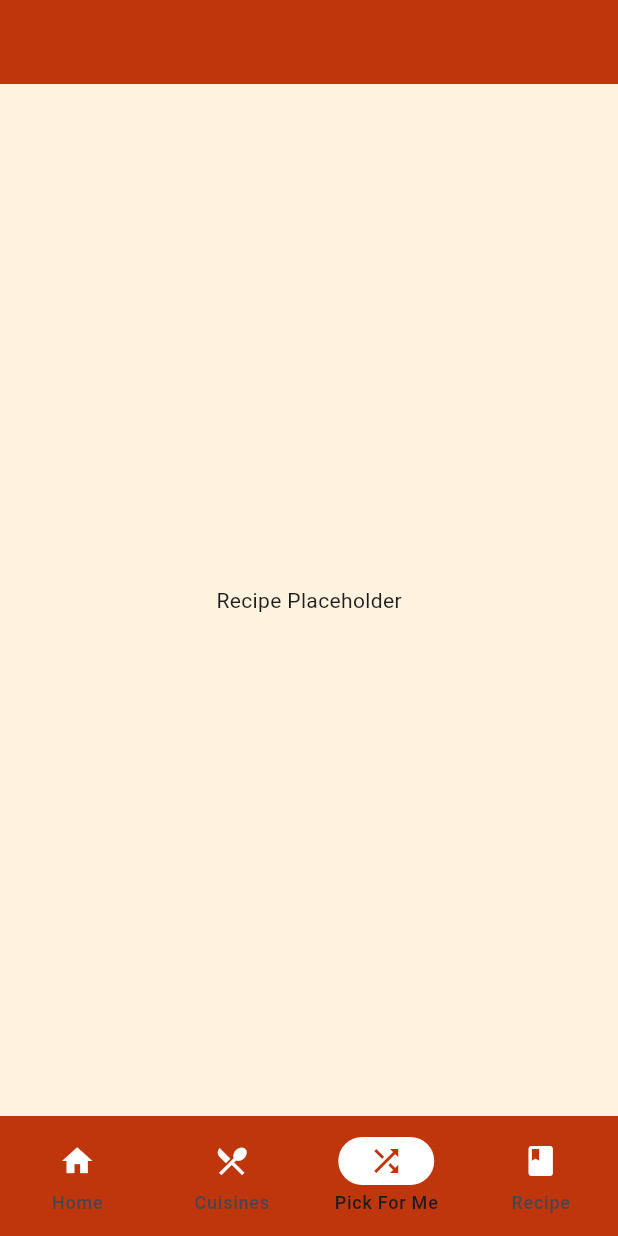
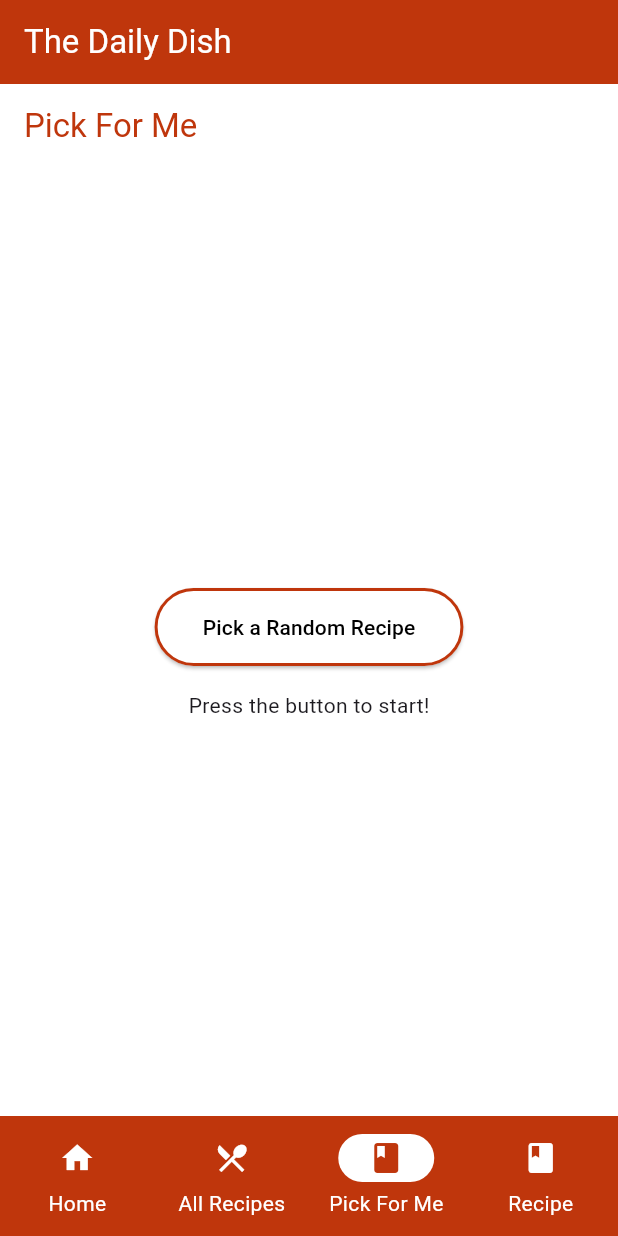
Before and after one commit to klandrove/C23867054_mobile_final, a Flutter app: the screen it shows after launch, item 3 of the bottom bar chosen, on a phone screen of 412 x 824 dp. Run offline on Flutter 3.47's test engine with Material 3 defaults, Android fonts, the light colour scheme and no system bars; network calls fail.

Commit message:
Add Final

```diff
--- a/daily_dish/lib/main.dart
+++ b/daily_dish/lib/main.dart
@@ -1,74 +1,106 @@
 import 'package:flutter/material.dart';
-import 'package:http/http.dart' as http; // performs network requests
-import 'package:xml/xml.dart'; // parses XML
+import 'home.dart';
+import 'allrecipes.dart';
+import 'pickforme.dart';
+import 'recipe.dart';
 
+void main() => runApp(const MyApp());
 
-void main() {
-  runApp(const DailyDishApp());
-}
-
-class DailyDishApp extends StatelessWidget {
-  const DailyDishApp({super.key});
+class MyApp extends StatelessWidget {
+  const MyApp({super.key});
 
   @override
   Widget build(BuildContext context) {
-    return const MaterialApp(
-      home: DailyDishHome(),
+    return MaterialApp(
+      debugShowCheckedModeBanner: false,
+      theme: ThemeData(
+        scaffoldBackgroundColor: Colors.white,
+        appBarTheme: AppBarTheme(
+          backgroundColor: Colors.deepOrange.shade900,
+          elevation: 0,
+        ),
+      ),
+      home: MainScaffold(),
     );
   }
 }
 
-class DailyDishHome extends StatefulWidget {
-  const DailyDishHome({super.key});
+class MainScaffold extends StatefulWidget {
+  const MainScaffold({super.key});
 
   @override
-  State<DailyDishHome> createState() => _DailyDishHomeState();
+  State<MainScaffold> createState() => _MainScaffoldState();
 }
 
-class _DailyDishHomeState extends State<DailyDishHome> {
+class _MainScaffoldState extends State<MainScaffold> {
   int currentIndex = 0;
+  String? selectedRecipeId;
+
+
+  void _onDestinationSelected(int index) {
+    setState(() {
+      currentIndex = index;
+    });
+  }
+
+  void _onRecipeSelected(String recipeId) {
+    setState(() {
+      selectedRecipeId = recipeId;
+      currentIndex = 3;
+    });
+  }
+
+
+  List<Widget> get _pages => [
+    const HomeScreen(),
+    AllRecipesScreen(onRecipeSelected: _onRecipeSelected),
+    PickForMeScreen(onRecipeSelected: _onRecipeSelected),
+    RecipeScreen(recipeId: selectedRecipeId ?? '52874'),
+  ];
 
   @override
   Widget build(BuildContext context) {
     return Scaffold(
       appBar: AppBar(
-        title: const Text("Daily Dish", style: TextStyle(color: Colors.deepOrange.shade900)),
+        title: Text("The Daily Dish",
+          style: TextStyle(color: Colors.white)
+        ),
+      ),
+      body: _pages[currentIndex],
+      bottomNavigationBar: NavigationBarTheme(
+        data: NavigationBarThemeData(
+          labelTextStyle: WidgetStateProperty.all(
+            const TextStyle(color: Colors.white),
+          ),
+        ),
+        child: NavigationBar(
           backgroundColor: Colors.deepOrange.shade900,
-      ),
-      backgroundColor: Colors.orange.shade50,
-      body: <Widget>[
-        const Center(child: Text("Home Placeholder")),
-        const Center(child: Text("Cuisines Placeholder")),
-        const Center(child: Text("Recipe Placeholder")),
-        const Center(child: Text("Pick For Me Placeholder")),
-      ][currentIndex],
-      bottomNavigationBar: NavigationBar(
-        backgroundColor: Colors.deepOrange.shade900,
-        onDestinationSelected: (int index) {
-          setState(() {
-            currentIndex = index;
-          });
-        },
+          onDestinationSelected: _onDestinationSelected,
           indicatorColor: Colors.white,
           selectedIndex: currentIndex,
-        destinations: <Widget>[
+          destinations: [
             NavigationDestination(
               icon: Icon(Icons.home, color: Colors.white),
-              selectedIcon: const Icon(Icons.home, color: Colors.deepOrange.shade900),
-              label: "Home"),
+              selectedIcon: Icon(Icons.book, color: Colors.deepOrange.shade900),
+              label: "Home",
+            ),
             NavigationDestination(
               icon: Icon(Icons.restaurant_menu, color: Colors.white),
-              selectedIcon: const Icon(Icons.restaurant_menu, color: Colors.deepOrange.shade900),
-              label: "Cuisines"),
+              selectedIcon: Icon(Icons.book, color: Colors.deepOrange.shade900),
+              label: "All Recipes",
+            ),
             NavigationDestination(
               icon: Icon(Icons.shuffle, color: Colors.white),
-              selectedIcon: const Icon(Icons.shuffle, color: Colors.deepOrange.shade900),
-              label: "Pick For Me"),
+              selectedIcon: Icon(Icons.book, color: Colors.deepOrange.shade900),
+              label: "Pick For Me",
+            ),
             NavigationDestination(
               icon: Icon(Icons.book, color: Colors.white),
-              selectedIcon: const Icon(Icons.book, color: Colors.deepOrange.shade900),
-              label: "Recipe"),
+              selectedIcon: Icon(Icons.book, color: Colors.deepOrange.shade900),
+              label: "Recipe",
+            ),
           ],
+        ),
       ),
     );
   }
--- /dev/null
+++ b/daily_dish/lib/pickforme.dart
@@ -0,0 +1,105 @@
+import 'dart:convert';
+import 'package:flutter/material.dart';
+import 'package:http/http.dart' as http;
+
+class PickForMeScreen extends StatefulWidget {
+  final Function(String) onRecipeSelected;
+
+  const PickForMeScreen({super.key, required this.onRecipeSelected});
+
+  @override
+  _PickForMeScreenState createState() => _PickForMeScreenState();
+}
+
+class _PickForMeScreenState extends State<PickForMeScreen> {
+  Map<String, dynamic>? randomRecipe;
+  bool isLoading = false;
+
+  Future<void> fetchRandomRecipe() async {
+    setState(() {
+      isLoading = true;
+    });
+    final response = await http.get(Uri.parse('https://www.themealdb.com/api/json/v1/1/random.php'));
+
+    if (response.statusCode == 200) {
+      final data = json.decode(response.body);
+      setState(() {
+        randomRecipe = data['meals'][0];
+        isLoading = false;
+      });
+    } else {
+      setState(() {
+        randomRecipe = null;
+        isLoading = false;
+      });
+    }
+  }
+
+  @override
+  Widget build(BuildContext context) {
+    return Scaffold(
+      appBar: AppBar(
+        title: Text(
+          'Pick For Me',
+          style: TextStyle(color: Colors.deepOrange.shade900)
+        ),
+        backgroundColor: Colors.white,
+      ),
+      body: Padding(
+        padding: const EdgeInsets.all(16.0),
+        child: Center(
+          child: Column(
+            mainAxisAlignment: MainAxisAlignment.center,
+            crossAxisAlignment: CrossAxisAlignment.center,
+            children: [
+              const SizedBox(height: 16),
+              ElevatedButton(
+                onPressed: fetchRandomRecipe,
+                style: ElevatedButton.styleFrom(
+                  side: BorderSide(color: Colors.deepOrange.shade900, width: 2),
+                  padding: const EdgeInsets.symmetric(horizontal: 32, vertical: 16),
+                  backgroundColor: Colors.white,
+                  overlayColor: Colors.deepOrange.shade900.withValues(alpha: 0.1),
+                ),
+                child: const Text('Pick a Random Recipe', style: TextStyle(color: Colors.black),),
+              ),
+              const SizedBox(height: 16),
+              if (isLoading)
+                const Center(child: CircularProgressIndicator())
+              else if (randomRecipe == null)
+                const Center(child: Text('Press the button to start!'))
+              else ...[
+                Text(
+                  randomRecipe!['strMeal'],
+                  style: Theme.of(context).textTheme.headlineMedium,
+                  textAlign: TextAlign.center,
+                ),
+                const SizedBox(height: 8),
+                Text(
+                  '${randomRecipe!['strCategory']} • ${randomRecipe!['strArea']}',
+                ),
+                const SizedBox(height: 16),
+                Image.network(randomRecipe!['strMealThumb']),
+                const SizedBox(height: 16),
+                ElevatedButton(
+                  onPressed: () {
+                    if (randomRecipe != null) {
+                      widget.onRecipeSelected(randomRecipe!['idMeal']);
+                    }
+                  },
+                  style: ElevatedButton.styleFrom(
+                    side: BorderSide(color: Colors.deepOrange.shade900, width: 2),
+                    padding: const EdgeInsets.symmetric(horizontal: 32, vertical: 16),
+                    backgroundColor: Colors.white,
+                    overlayColor: Colors.deepOrange.shade900.withValues(alpha: 0.1),
+                  ),
+                  child: const Text('See Recipe', style: TextStyle(color: Colors.black),),
+                ),
+              ],
+            ],
+          ),
+        ),
+      ),
+    );
+  }
+}
--- a/daily_dish/pubspec.yaml
+++ b/daily_dish/pubspec.yaml
@@ -11,6 +11,7 @@ dependencies:
     sdk: flutter
   http: ^1.3.0
   xml: ^6.5.0
+  go_router: ^15.0.0
 
 dev_dependencies:
   flutter_test:
```
Also changed, not shown: daily_dish/lib/allrecipes.dart (added, +127 -0 lines), daily_dish/lib/home.dart (added, +82 -0 lines), daily_dish/lib/recipe.dart (added, +108 -0 lines), daily_dish/lib/recipelistitem.dart (added, +65 -0 lines), daily_dish/pubspec.lock, 2 other files. Lines whose indentation alone changed are shown as unchanged.
